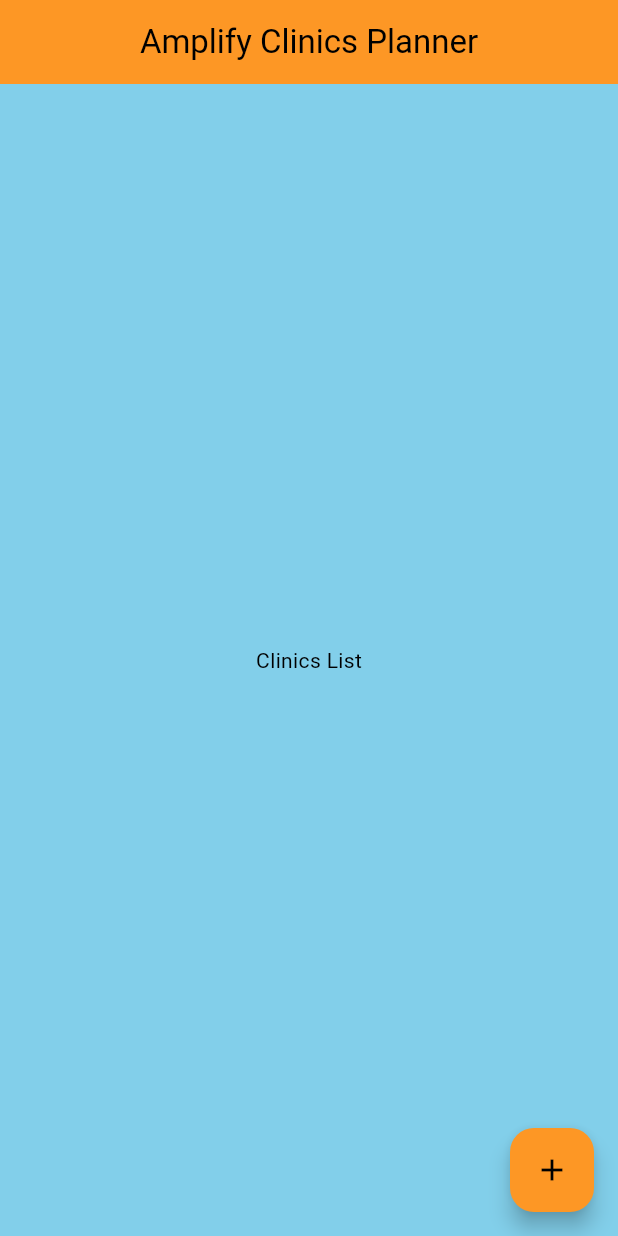
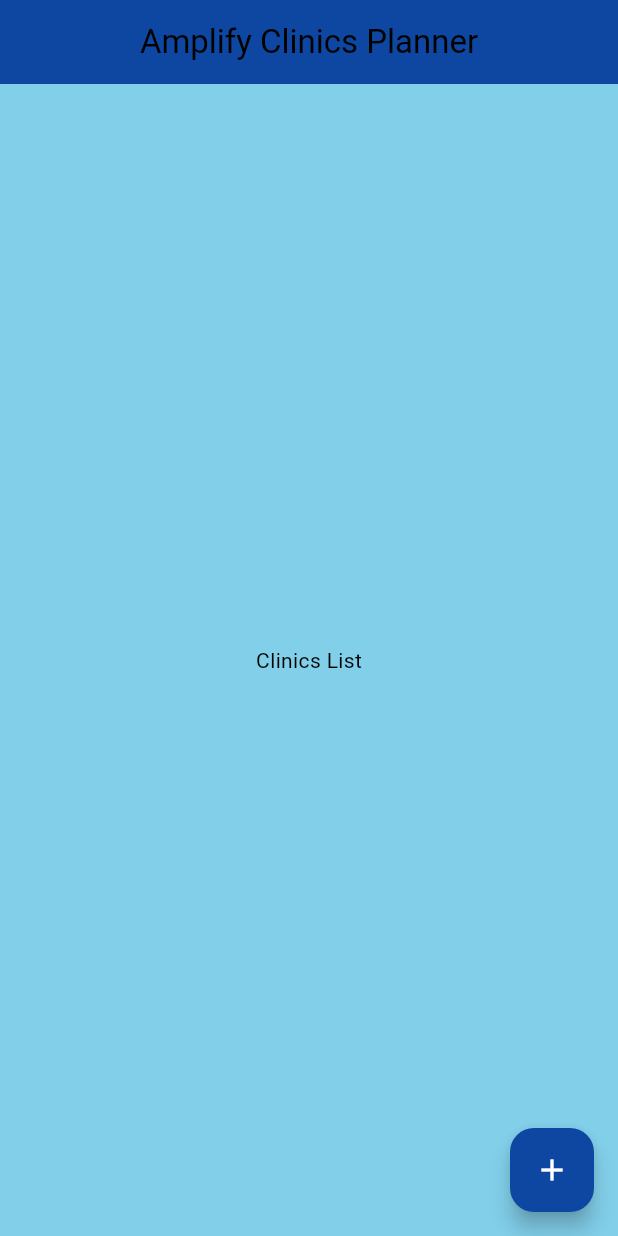
Before and after one commit to MichaelLevin5908/clinic_finder_app, a Flutter app: the screen it shows after launch, on a phone screen of 412 x 824 dp. Run offline on Flutter 3.47's test engine with Material 3 defaults, Android fonts, the light colour scheme and no system bars; our stand-ins replace flutter_riverpod, go_router; missing offline and left inert: amplify_auth_cognito, amplify_authenticator, amplify_flutter.

Commit message:
changed colors in UI

```diff
--- a/clinic_finder/clinic_finder/lib/common/utils/colors.dart
+++ b/clinic_finder/clinic_finder/lib/common/utils/colors.dart
@@ -1,15 +1,17 @@
 import 'package:flutter/material.dart';
+
 const Map<int, Color> primarySwatch = {
-  50: Color.fromRGBO(255, 207, 68, .1),
-  100: Color.fromRGBO(255, 207, 68, .2),
-  200: Color.fromRGBO(255, 207, 68, .3),
-  300: Color.fromRGBO(255, 207, 68, .4),
-  400: Color.fromRGBO(255, 207, 68, .5),
-  500: Color.fromRGBO(255, 207, 68, .6),
-  600: Color.fromRGBO(255, 207, 68, .7),
-  700: Color.fromRGBO(255, 207, 68, .8),
-  800: Color.fromRGBO(255, 207, 68, .9),
-  900: Color.fromRGBO(255, 207, 68, 1),
+  50: Color.fromRGBO(33, 150, 243, .1),
+  100: Color.fromRGBO(33, 150, 243, .2),
+  200: Color.fromRGBO(33, 150, 243, .3),
+  300: Color.fromRGBO(30, 136, 229, .4),
+  400: Color.fromRGBO(25, 118, 210, .5),
+  500: Color.fromRGBO(21, 101, 192, .6),
+  600: Color.fromRGBO(18, 90, 173, .7),
+  700: Color.fromRGBO(13, 71, 161, .8),
+  800: Color.fromRGBO(10, 55, 130, .9),
+  900: Color.fromRGBO(8, 46, 114, 1),
 };
-const MaterialColor primaryColor = MaterialColor(0xFFFFCF44, primarySwatch);
-const int primaryColorDark = 0xFFFD9725;
+
+const MaterialColor primaryColor = MaterialColor(0xFF2196F3, primarySwatch);
+const int primaryColorDark = 0xFF0D47A1;
```
